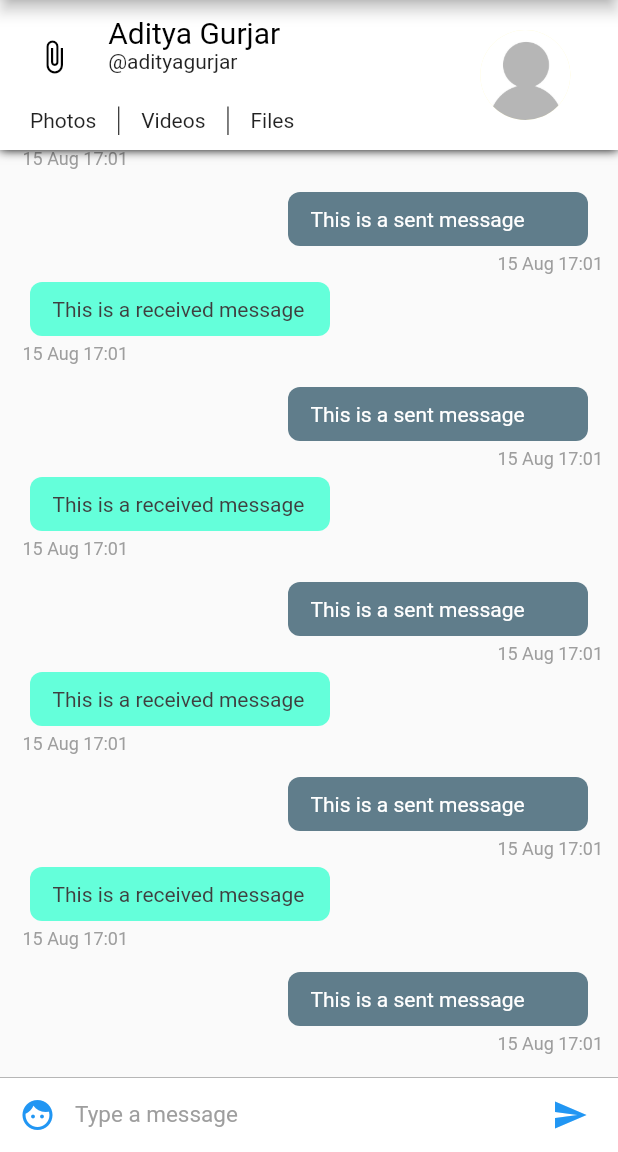
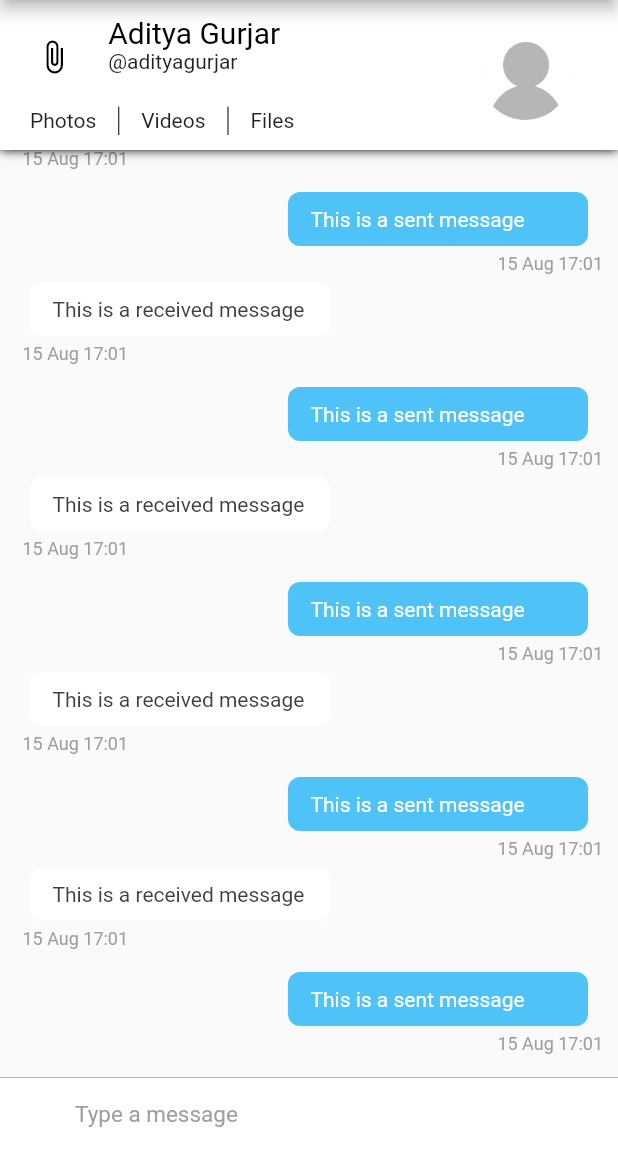
Before and after one commit to otuzoglu/messio, a Flutter app: the screen it shows after launch, on a phone screen of 412 x 824 dp, the part 84-1236 px from its top. Run offline on Flutter 3.47's test engine with Material 2 defaults, Android fonts, the light colour scheme and no system bars.

Commit message:
Day 6-7 v1

```diff
--- a/lib/config/Palette.dart
+++ b/lib/config/Palette.dart
@@ -2,14 +2,16 @@ import 'package:flutter/material.dart';
 
 // Color palette for the app
 class Palette {
-  static Color primaryColor = Colors.blue;
+  static Color primaryColor = Colors.white;
+  static Color accentColor = Color(0xff4fc3f7);
   static Color secondaryColor = Colors.black;
   static Color primaryTextColor = Colors.black;
   static Color secondaryTextColor = Colors.black87;
   static Color primaryBackgroundColor = Colors.white;
-  static Color selfMessageBackgroundColor = Colors.blueGrey;
-  static Color otherMessageBackgroundColor = Colors.tealAccent;
+  static Color selfMessageBackgroundColor = Color(0xff4fc3f7);
+  static Color otherMessageBackgroundColor = Colors.white;
   static Color selfMessageColor = Colors.white;
   static Color otherMessageColor = Color(0xff3f3f3f);
   static Color greyColor = Colors.grey;
+  static Color chatBackgroundColor = Color(0xfffafafa);
 }
```
Also changed, not shown: 1 other file.
